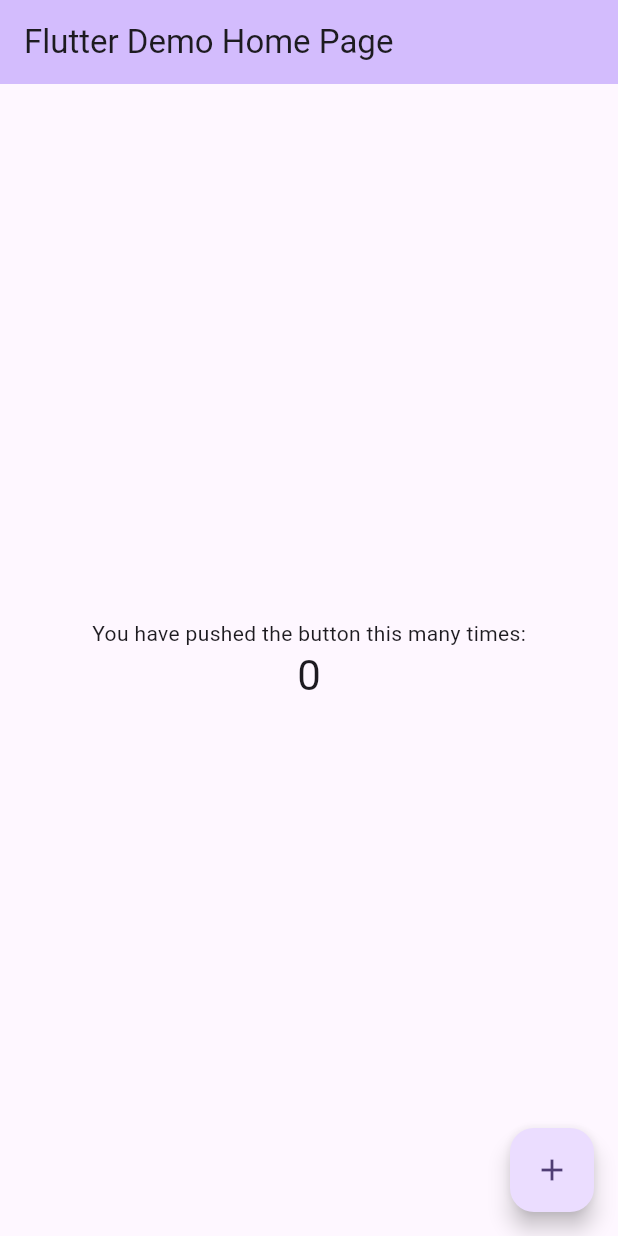
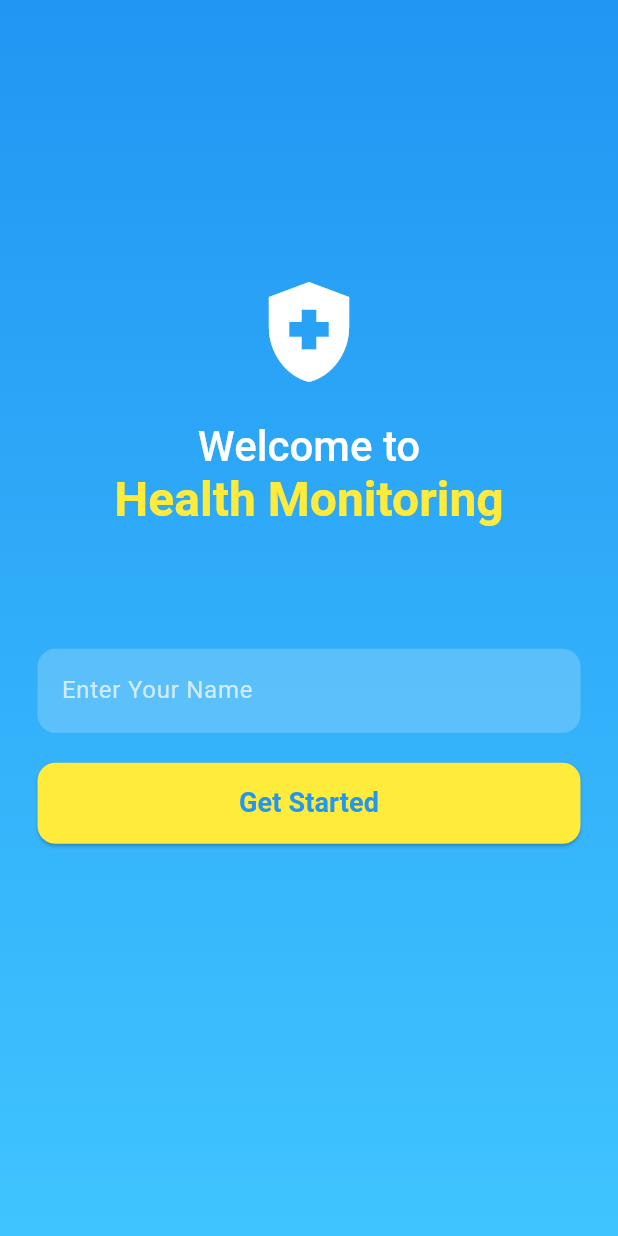
Before and after one commit to thecoderkid351/bisonbytes2025, a Flutter app: the screen it shows after launch, on a phone screen of 412 x 824 dp. Run offline on Flutter 3.47's test engine with Material 3 defaults, Android fonts, the phone set to English and light mode, and no system bars.

Commit message:
Front Page done

```diff
--- /dev/null
+++ b/lib/front_page.dart
@@ -0,0 +1,123 @@
+import 'package:flutter/material.dart';
+import 'package:healthmonitorapp/start_page.dart';
+
+class FrontPage extends StatefulWidget {
+  const FrontPage({super.key});
+
+  @override
+  State<FrontPage> createState() {
+    return _FrontPage();
+  }
+}
+
+class _FrontPage extends State<FrontPage> {
+  final _usersName = TextEditingController();
+
+  void _navigateToStartPage() {
+    if (_usersName.text.isNotEmpty) {
+      Navigator.push(
+        context,
+        MaterialPageRoute(
+          builder: (context) => StartPage(userName: _usersName.text),
+        ),
+      );
+    }
+  }
+
+  @override
+  Widget build(BuildContext context) {
+    return Scaffold(
+      body: Container(
+        decoration: const BoxDecoration(
+          gradient: LinearGradient(
+            colors: [
+              Colors.blue,
+              Colors.lightBlueAccent,
+            ], // Gradient background
+            begin: Alignment.topCenter,
+            end: Alignment.bottomCenter,
+          ),
+        ),
+        child: SafeArea(
+          child: Padding(
+            padding: const EdgeInsets.symmetric(horizontal: 25, vertical: 20),
+            child: Column(
+              crossAxisAlignment: CrossAxisAlignment.center,
+              children: [
+                const Spacer(flex: 2), // Pushes content downward initially
+                const Icon(
+                  Icons.health_and_safety, // Health-themed icon
+                  size: 80,
+                  color: Colors.white,
+                ),
+                const SizedBox(height: 20),
+                RichText(
+                  textAlign: TextAlign.center,
+                  text: const TextSpan(
+                    children: [
+                      TextSpan(
+                        text: "Welcome to\n",
+                        style: TextStyle(
+                          fontSize: 28,
+                          fontWeight: FontWeight.w500,
+                          color: Colors.white,
+                        ),
+                      ),
+                      TextSpan(
+                        text: "Health Monitoring",
+                        style: TextStyle(
+                          fontSize: 32,
+                          fontWeight: FontWeight.bold,
+                          color: Colors.yellow,
+                        ),
+                      ),
+                    ],
+                  ),
+                ),
+                const Spacer(),
+                TextField(
+                  controller: _usersName,
+                  style: const TextStyle(color: Colors.white),
+                  decoration: InputDecoration(
+                    labelText: 'Enter Your Name',
+                    labelStyle: const TextStyle(color: Colors.white70),
+                    filled: true,
+                    fillColor: Colors.white.withOpacity(0.2),
+                    border: OutlineInputBorder(
+                      borderRadius: BorderRadius.circular(12),
+                      borderSide: BorderSide.none,
+                    ),
+                  ),
+                ),
+                const SizedBox(height: 20),
+                SizedBox(
+                  width: double.infinity,
+                  child: ElevatedButton(
+                    // Goes the different page
+                    onPressed: _navigateToStartPage,
+                    style: ElevatedButton.styleFrom(
+                      backgroundColor: Colors.yellow, // Vibrant button color
+                      foregroundColor: Colors.blue, // Text color
+                      shape: RoundedRectangleBorder(
+                        borderRadius: BorderRadius.circular(12),
+                      ),
+                      padding: const EdgeInsets.symmetric(vertical: 14),
+                    ),
+                    child: const Text(
+                      'Get Started',
+                      style: TextStyle(
+                        fontSize: 18,
+                        fontWeight: FontWeight.bold,
+                      ),
+                    ),
+                  ),
+                ),
+                const Spacer(flex: 3), // Balances the layout
+              ],
+            ),
+          ),
+        ),
+      ),
+    );
+  }
+}
--- a/lib/main.dart
+++ b/lib/main.dart
@@ -1,122 +1,12 @@
 import 'package:flutter/material.dart';
+import 'package:healthmonitorapp/front_page.dart';
 
-void main() {
-  runApp(const MyApp());
+void main(){
+  runApp(
+    MaterialApp(
+      home: Scaffold(
+        body: FrontPage(),
+      ),
+    )
+  );
 }
-
-class MyApp extends StatelessWidget {
-  const MyApp({super.key});
-
-  // This widget is the root of your application.
-  @override
-  Widget build(BuildContext context) {
-    return MaterialApp(
-      title: 'Flutter Demo',
-      theme: ThemeData(
-        // This is the theme of your application.
-        //
-        // TRY THIS: Try running your application with "flutter run". You'll see
-        // the application has a purple toolbar. Then, without quitting the app,
-        // try changing the seedColor in the colorScheme below to Colors.green
-        // and then invoke "hot reload" (save your changes or press the "hot
-        // reload" button in a Flutter-supported IDE, or press "r" if you used
-        // the command line to start the app).
-        //
-        // Notice that the counter didn't reset back to zero; the application
-        // state is not lost during the reload. To reset the state, use hot
-        // restart instead.
-        //
-        // This works for code too, not just values: Most code changes can be
-        // tested with just a hot reload.
-        colorScheme: ColorScheme.fromSeed(seedColor: Colors.deepPurple),
-      ),
-      home: const MyHomePage(title: 'Flutter Demo Home Page'),
-    );
-  }
-}
-
-class MyHomePage extends StatefulWidget {
-  const MyHomePage({super.key, required this.title});
-
-  // This widget is the home page of your application. It is stateful, meaning
-  // that it has a State object (defined below) that contains fields that affect
-  // how it looks.
-
-  // This class is the configuration for the state. It holds the values (in this
-  // case the title) provided by the parent (in this case the App widget) and
-  // used by the build method of the State. Fields in a Widget subclass are
-  // always marked "final".
-
-  final String title;
-
-  @override
-  State<MyHomePage> createState() => _MyHomePageState();
-}
-
-class _MyHomePageState extends State<MyHomePage> {
-  int _counter = 0;
-
-  void _incrementCounter() {
-    setState(() {
-      // This call to setState tells the Flutter framework that something has
-      // changed in this State, which causes it to rerun the build method below
-      // so that the display can reflect the updated values. If we changed
-      // _counter without calling setState(), then the build method would not be
-      // called again, and so nothing would appear to happen.
-      _counter++;
-    });
-  }
-
-  @override
-  Widget build(BuildContext context) {
-    // This method is rerun every time setState is called, for instance as done
-    // by the _incrementCounter method above.
-    //
-    // The Flutter framework has been optimized to make rerunning build methods
-    // fast, so that you can just rebuild anything that needs updating rather
-    // than having to individually change instances of widgets.
-    return Scaffold(
-      appBar: AppBar(
-        // TRY THIS: Try changing the color here to a specific color (to
-        // Colors.amber, perhaps?) and trigger a hot reload to see the AppBar
-        // change color while the other colors stay the same.
-        backgroundColor: Theme.of(context).colorScheme.inversePrimary,
-        // Here we take the value from the MyHomePage object that was created by
-        // the App.build method, and use it to set our appbar title.
-        title: Text(widget.title),
-      ),
-      body: Center(
-        // Center is a layout widget. It takes a single child and positions it
-        // in the middle of the parent.
-        child: Column(
-          // Column is also a layout widget. It takes a list of children and
-          // arranges them vertically. By default, it sizes itself to fit its
-          // children horizontally, and tries to be as tall as its parent.
-          //
-          // Column has various properties to control how it sizes itself and
-          // how it positions its children. Here we use mainAxisAlignment to
-          // center the children vertically; the main axis here is the vertical
-          // axis because Columns are vertical (the cross axis would be
-          // horizontal).
-          //
-          // TRY THIS: Invoke "debug painting" (choose the "Toggle Debug Paint"
-          // action in the IDE, or press "p" in the console), to see the
-          // wireframe for each widget.
-          mainAxisAlignment: MainAxisAlignment.center,
-          children: <Widget>[
-            const Text('You have pushed the button this many times:'),
-            Text(
-              '$_counter',
-              style: Theme.of(context).textTheme.headlineMedium,
-            ),
-          ],
-        ),
-      ),
-      floatingActionButton: FloatingActionButton(
-        onPressed: _incrementCounter,
-        tooltip: 'Increment',
-        child: const Icon(Icons.add),
-      ), // This trailing comma makes auto-formatting nicer for build methods.
-    );
-  }
-}
--- a/pubspec.yaml
+++ b/pubspec.yaml
@@ -30,10 +30,12 @@ environment:
 dependencies:
   flutter:
     sdk: flutter
+  http: ^0.13.3 #removea
 
   # The following adds the Cupertino Icons font to your application.
   # Use with the CupertinoIcons class for iOS style icons.
   cupertino_icons: ^1.0.8
+  google_fonts: ^6.2.1
 
 dev_dependencies:
   flutter_test:
```
Also changed, not shown: lib/start_page.dart (added, +99 -0 lines), pubspec.lock, 8 other files.
